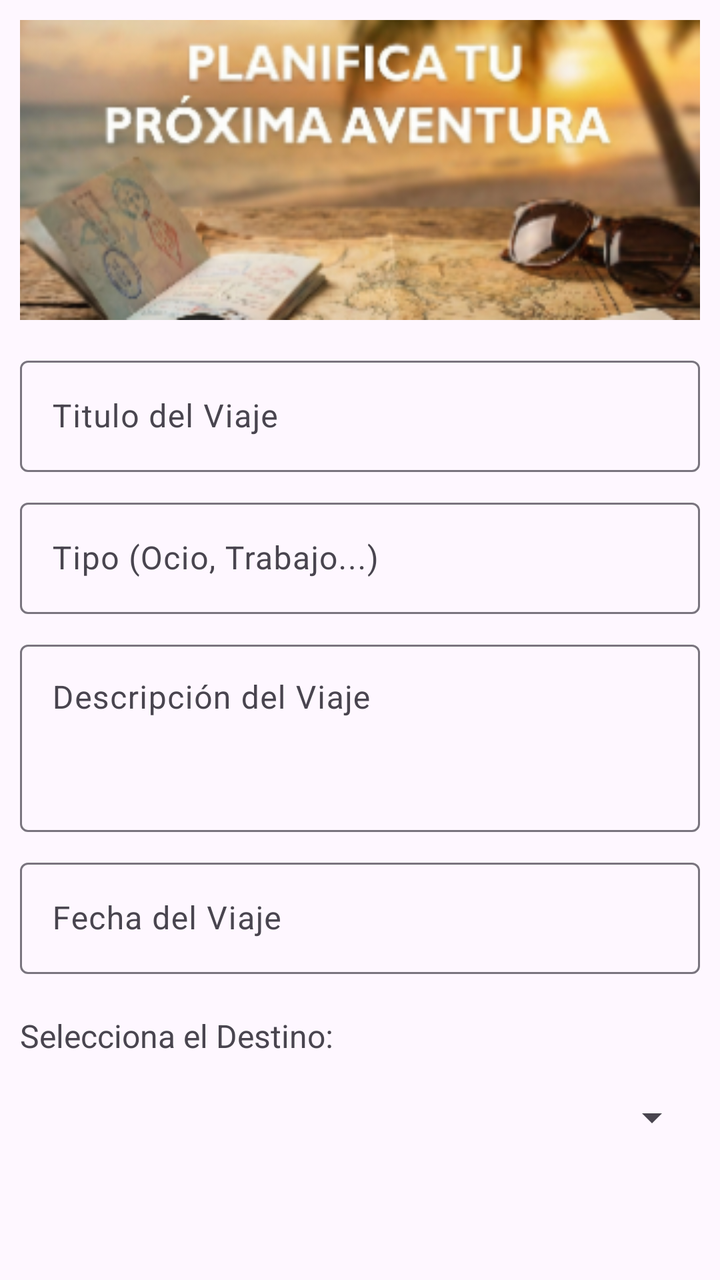
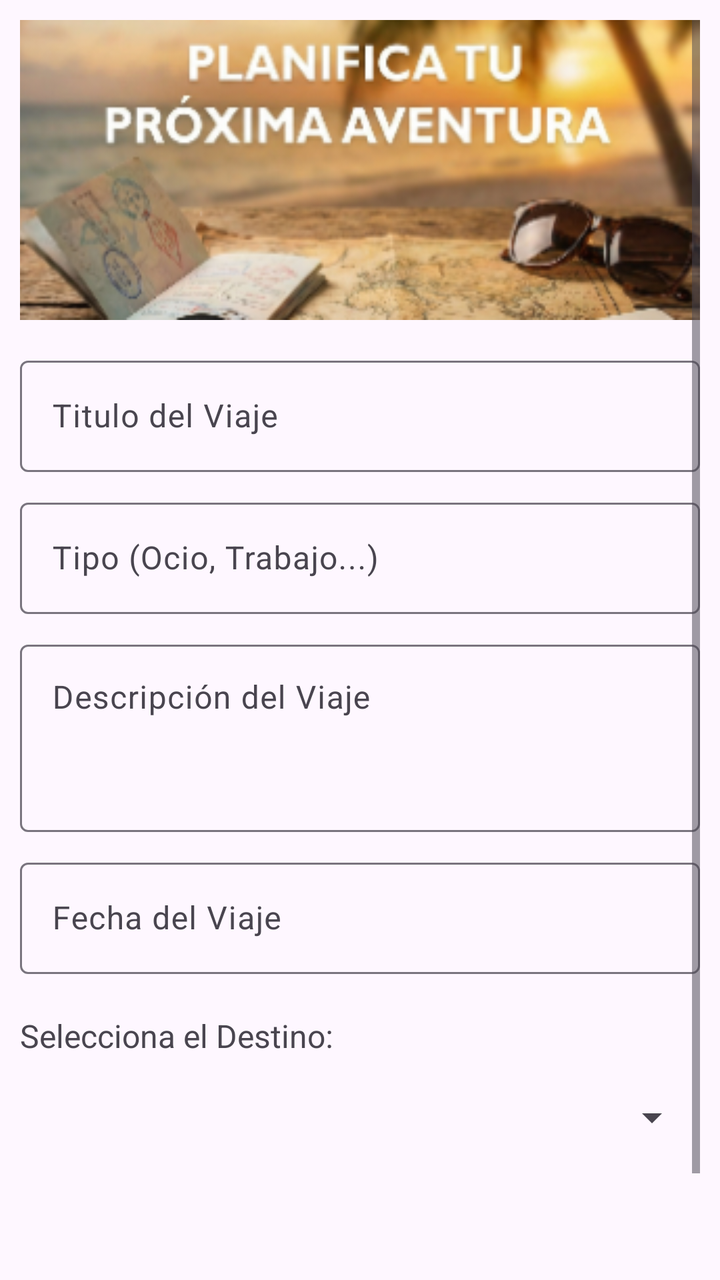

Compare the two renders of this Android layout. The source of the first and the diff that turns it into the second are given below.
<!-- AndroidManifest.xml: application theme Theme.T9_a2_Dura_Marcos -->
<!-- res/layout/fragment_viaje_form.xml -->
<?xml version="1.0" encoding="utf-8"?>
<androidx.constraintlayout.widget.ConstraintLayout xmlns:android="http://schemas.android.com/apk/res/android"
    xmlns:tools="http://schemas.android.com/tools"
    android:layout_width="match_parent"
    android:layout_height="match_parent"
    xmlns:app="http://schemas.android.com/apk/res-auto"
    tools:context=".ui.viajes.ViajeFormFragment"
    android:padding="10dp">

    <ImageView
        android:id="@+id/ivMisProximoViaje"
        android:layout_width="match_parent"
        android:layout_height="150dp"
        app:layout_constraintStart_toStartOf="parent"
        app:layout_constraintTop_toTopOf="parent"
        app:layout_constraintEnd_toEndOf="parent"
        android:src="@drawable/img_proximosdestinos"
        android:scaleType="fitXY"
        android:contentDescription="@string/txtContentDescriptionIvMisViajes"
        />

    <com.google.android.material.textfield.TextInputLayout
        android:id="@+id/tiLayoutTituloViaje"
        android:layout_width="0dp"
        android:layout_height="wrap_content"
        app:layout_constraintStart_toStartOf="parent"
        app:layout_constraintTop_toBottomOf="@id/ivMisProximoViaje"
        app:layout_constraintEnd_toEndOf="parent"
        android:hint="@string/hintTituloViaje"
        android:layout_marginTop="15dp"
        app:endIconMode="clear_text"
        >

        <com.google.android.material.textfield.TextInputEditText
            android:id="@+id/tiTituloViaje"
            android:layout_width="match_parent"
            android:layout_height="wrap_content"
            android:inputType="text"
            />

    </com.google.android.material.textfield.TextInputLayout>

    <com.google.android.material.textfield.TextInputLayout
        android:id="@+id/tiLayoutTipoViaje"
        android:layout_width="0dp"
        android:layout_height="wrap_content"
        app:layout_constraintStart_toStartOf="parent"
        app:layout_constraintTop_toBottomOf="@id/tiLayoutTituloViaje"
        app:layout_constraintEnd_toEndOf="parent"
        android:hint="@string/hintTipoViaje"
        android:layout_marginTop="10dp"
        app:endIconMode="clear_text"
        >

        <com.google.android.material.textfield.TextInputEditText
            android:id="@+id/tiTipoViaje"
            android:layout_width="match_parent"
            android:layout_height="wrap_content"
            android:inputType="text"
            />

    </com.google.android.material.textfield.TextInputLayout>

    <com.google.android.material.textfield.TextInputLayout
        android:id="@+id/tiLayoutDescripcionViaje"
        android:layout_width="0dp"
        android:layout_height="wrap_content"
        app:layout_constraintStart_toStartOf="parent"
        app:layout_constraintTop_toBottomOf="@id/tiLayoutTipoViaje"
        app:layout_constraintEnd_toEndOf="parent"
        android:hint="@string/hintDescripcionViaje"
        android:layout_marginTop="10dp"
        app:endIconMode="clear_text"
        >

        <com.google.android.material.textfield.TextInputEditText
            android:id="@+id/tiDescripcionViaje"
            android:layout_width="match_parent"
            android:layout_height="match_parent"
            android:inputType="textMultiLine"
            android:minLines="3"
            android:maxLines="6"
            android:gravity="top|start"
            />

    </com.google.android.material.textfield.TextInputLayout>

    <com.google.android.material.textfield.TextInputLayout
        android:id="@+id/tiLayoutFechaViaje"
        android:layout_width="0dp"
        android:layout_height="wrap_content"
        app:layout_constraintStart_toStartOf="parent"
        app:layout_constraintTop_toBottomOf="@id/tiLayoutDescripcionViaje"
        app:layout_constraintEnd_toEndOf="parent"
        android:hint="@string/hintFechaViaje"
        android:layout_marginTop="10dp"
        app:endIconMode="clear_text"
        >

        <com.google.android.material.textfield.TextInputEditText
            android:id="@+id/tiFechaViaje"
            android:layout_width="match_parent"
            android:layout_height="match_parent"
            android:inputType="date"
            />

    </com.google.android.material.textfield.TextInputLayout>

    <TextView
        android:id="@+id/tvSeleccionDestino"
        android:layout_width="wrap_content"
        android:layout_height="wrap_content"
        app:layout_constraintStart_toStartOf="parent"
        app:layout_constraintTop_toBottomOf="@id/tiLayoutFechaViaje"
        android:text="@string/txtTvSeleccionDestino"
        android:layout_marginTop="20dp"
        android:textSize="16sp"
        />
    
    <Spinner
        android:id="@+id/spinnerDestinos"
        android:layout_width="match_parent"
        android:layout_height="40dp"
        app:layout_constraintStart_toStartOf="parent"
        app:layout_constraintTop_toBottomOf="@id/tvSeleccionDestino"
        app:layout_constraintEnd_toEndOf="parent"
        android:layout_marginTop="10dp"
        />
    
    <Button
        android:id="@+id/btnGuardarViaje"
        android:layout_width="match_parent"
        android:layout_height="wrap_content"
        app:layout_constraintStart_toStartOf="parent"
        app:layout_constraintTop_toBottomOf="@id/spinnerDestinos"
        app:layout_constraintEnd_toEndOf="parent"
        android:layout_marginTop="50dp"
        android:text="@string/txtBtnGuardarViaje"
        />

</androidx.constraintlayout.widget.ConstraintLayout>
<!-- resources referenced by this layout -->
<resources>
  <!-- drawable img_proximosdestinos: png bitmap (drawable, 80710 bytes) -->
  <string name="hintDescripcionViaje">Descripción del Viaje</string>
  <string name="hintFechaViaje">Fecha del Viaje</string>
  <string name="hintTipoViaje">Tipo (Ocio, Trabajo...)</string>
  <string name="hintTituloViaje">Titulo del Viaje</string>
  <string name="txtBtnGuardarViaje">Guardar Viaje</string>
  <string name="txtContentDescriptionIvMisViajes">Imagen de Mis Viajes</string>
  <string name="txtTvSeleccionDestino">Selecciona el Destino:</string>
  <style name="Theme.T9_a2_Dura_Marcos" parent="Base.Theme.T9_a2_Dura_Marcos" />
  <style name="Base.Theme.T9_a2_Dura_Marcos" parent="Theme.Material3.DayNight.NoActionBar">
          
          
      </style>
</resources>

<!-- the commit's change to res/layout/fragment_viaje_form.xml (unified diff, before → after) -->
@@ -7,135 +7,148 @@
     tools:context=".ui.viajes.ViajeFormFragment"
     android:padding="10dp">
 
-    <ImageView
-        android:id="@+id/ivMisProximoViaje"
+    <ScrollView
         android:layout_width="match_parent"
-        android:layout_height="150dp"
-        app:layout_constraintStart_toStartOf="parent"
-        app:layout_constraintTop_toTopOf="parent"
-        app:layout_constraintEnd_toEndOf="parent"
-        android:src="@drawable/img_proximosdestinos"
-        android:scaleType="fitXY"
-        android:contentDescription="@string/txtContentDescriptionIvMisViajes"
-        />
+        android:layout_height="match_parent">
 
-    <com.google.android.material.textfield.TextInputLayout
-        android:id="@+id/tiLayoutTituloViaje"
-        android:layout_width="0dp"
-        android:layout_height="wrap_content"
-        app:layout_constraintStart_toStartOf="parent"
-        app:layout_constraintTop_toBottomOf="@id/ivMisProximoViaje"
-        app:layout_constraintEnd_toEndOf="parent"
-        android:hint="@string/hintTituloViaje"
-        android:layout_marginTop="15dp"
-        app:endIconMode="clear_text"
-        >
-
-        <com.google.android.material.textfield.TextInputEditText
-            android:id="@+id/tiTituloViaje"
+        <androidx.constraintlayout.widget.ConstraintLayout
             android:layout_width="match_parent"
             android:layout_height="wrap_content"
-            android:inputType="text"
-            />
+            >
 
-    </com.google.android.material.textfield.TextInputLayout>
+            <ImageView
+                android:id="@+id/ivMisProximoViaje"
+                android:layout_width="match_parent"
+                android:layout_height="150dp"
+                app:layout_constraintStart_toStartOf="parent"
+                app:layout_constraintTop_toTopOf="parent"
+                app:layout_constraintEnd_toEndOf="parent"
+                android:src="@drawable/img_proximosdestinos"
+                android:scaleType="fitXY"
+                android:contentDescription="@string/txtContentDescriptionIvMisViajes"
+                />
 
-    <com.google.android.material.textfield.TextInputLayout
-        android:id="@+id/tiLayoutTipoViaje"
-        android:layout_width="0dp"
-        android:layout_height="wrap_content"
-        app:layout_constraintStart_toStartOf="parent"
-        app:layout_constraintTop_toBottomOf="@id/tiLayoutTituloViaje"
-        app:layout_constraintEnd_toEndOf="parent"
-        android:hint="@string/hintTipoViaje"
-        android:layout_marginTop="10dp"
-        app:endIconMode="clear_text"
-        >
+            <com.google.android.material.textfield.TextInputLayout
+                android:id="@+id/tiLayoutTituloViaje"
+                android:layout_width="0dp"
+                android:layout_height="wrap_content"
+                app:layout_constraintStart_toStartOf="parent"
+                app:layout_constraintTop_toBottomOf="@id/ivMisProximoViaje"
+                app:layout_constraintEnd_toEndOf="parent"
+                android:hint="@string/hintTituloViaje"
+                android:layout_marginTop="15dp"
+                app:endIconMode="clear_text"
+                >
 
-        <com.google.android.material.textfield.TextInputEditText
-            android:id="@+id/tiTipoViaje"
-            android:layout_width="match_parent"
-            android:layout_height="wrap_content"
-            android:inputType="text"
-            />
+                <com.google.android.material.textfield.TextInputEditText
+                    android:id="@+id/tiTituloViaje"
+                    android:layout_width="match_parent"
+                    android:layout_height="wrap_content"
+                    android:inputType="text"
+                    />
 
-    </com.google.android.material.textfield.TextInputLayout>
+            </com.google.android.material.textfield.TextInputLayout>
 
-    <com.google.android.material.textfield.TextInputLayout
-        android:id="@+id/tiLayoutDescripcionViaje"
-        android:layout_width="0dp"
-        android:layout_height="wrap_content"
-        app:layout_constraintStart_toStartOf="parent"
-        app:layout_constraintTop_toBottomOf="@id/tiLayoutTipoViaje"
-        app:layout_constraintEnd_toEndOf="parent"
-        android:hint="@string/hintDescripcionViaje"
-        android:layout_marginTop="10dp"
-        app:endIconMode="clear_text"
-        >
+            <com.google.android.material.textfield.TextInputLayout
+                android:id="@+id/tiLayoutTipoViaje"
+                android:layout_width="0dp"
+                android:layout_height="wrap_content"
+                app:layout_constraintStart_toStartOf="parent"
+                app:layout_constraintTop_toBottomOf="@id/tiLayoutTituloViaje"
+                app:layout_constraintEnd_toEndOf="parent"
+                android:hint="@string/hintTipoViaje"
+                android:layout_marginTop="10dp"
+                app:endIconMode="clear_text"
+                >
 
-        <com.google.android.material.textfield.TextInputEditText
-            android:id="@+id/tiDescripcionViaje"
-            android:layout_width="match_parent"
-            android:layout_height="match_parent"
-            android:inputType="textMultiLine"
-            android:minLines="3"
-            android:maxLines="6"
-            android:gravity="top|start"
-            />
+                <com.google.android.material.textfield.TextInputEditText
+                    android:id="@+id/tiTipoViaje"
+                    android:layout_width="match_parent"
+                    android:layout_height="wrap_content"
+                    android:inputType="text"
+                    />
 
-    </com.google.android.material.textfield.TextInputLayout>
+            </com.google.android.material.textfield.TextInputLayout>
 
-    <com.google.android.material.textfield.TextInputLayout
-        android:id="@+id/tiLayoutFechaViaje"
-        android:layout_width="0dp"
-        android:layout_height="wrap_content"
-        app:layout_constraintStart_toStartOf="parent"
-        app:layout_constraintTop_toBottomOf="@id/tiLayoutDescripcionViaje"
-        app:layout_constraintEnd_toEndOf="parent"
-        android:hint="@string/hintFechaViaje"
-        android:layout_marginTop="10dp"
-        app:endIconMode="clear_text"
-        >
+            <com.google.android.material.textfield.TextInputLayout
+                android:id="@+id/tiLayoutDescripcionViaje"
+                android:layout_width="0dp"
+                android:layout_height="wrap_content"
+                app:layout_constraintStart_toStartOf="parent"
+                app:layout_constraintTop_toBottomOf="@id/tiLayoutTipoViaje"
+                app:layout_constraintEnd_toEndOf="parent"
+                android:hint="@string/hintDescripcionViaje"
+                android:layout_marginTop="10dp"
+                app:endIconMode="clear_text"
+                >
 
-        <com.google.android.material.textfield.TextInputEditText
-            android:id="@+id/tiFechaViaje"
-            android:layout_width="match_parent"
-            android:layout_height="match_parent"
-            android:inputType="date"
-            />
+                <com.google.android.material.textfield.TextInputEditText
+                    android:id="@+id/tiDescripcionViaje"
+                    android:layout_width="match_parent"
+                    android:layout_height="match_parent"
+                    android:inputType="textMultiLine"
+                    android:minLines="3"
+                    android:maxLines="6"
+                    android:gravity="top|start"
+                    />
 
-    </com.google.android.material.textfield.TextInputLayout>
+            </com.google.android.material.textfield.TextInputLayout>
 
-    <TextView
-        android:id="@+id/tvSeleccionDestino"
-        android:layout_width="wrap_content"
-        android:layout_height="wrap_content"
-        app:layout_constraintStart_toStartOf="parent"
-        app:layout_constraintTop_toBottomOf="@id/tiLayoutFechaViaje"
-        android:text="@string/txtTvSeleccionDestino"
-        android:layout_marginTop="20dp"
-        android:textSize="16sp"
-        />
-    
-    <Spinner
-        android:id="@+id/spinnerDestinos"
-        android:layout_width="match_parent"
-        android:layout_height="40dp"
-        app:layout_constraintStart_toStartOf="parent"
-        app:layout_constraintTop_toBottomOf="@id/tvSeleccionDestino"
-        app:layout_constraintEnd_toEndOf="parent"
-        android:layout_marginTop="10dp"
-        />
-    
-    <Button
-        android:id="@+id/btnGuardarViaje"
-        android:layout_width="match_parent"
-        android:layout_height="wrap_content"
-        app:layout_constraintStart_toStartOf="parent"
-        app:layout_constraintTop_toBottomOf="@id/spinnerDestinos"
-        app:layout_constraintEnd_toEndOf="parent"
-        android:layout_marginTop="50dp"
-        android:text="@string/txtBtnGuardarViaje"
-        />
+            <com.google.android.material.textfield.TextInputLayout
+                android:id="@+id/tiLayoutFechaViaje"
+                android:layout_width="0dp"
+                android:layout_height="wrap_content"
+                app:layout_constraintStart_toStartOf="parent"
+                app:layout_constraintTop_toBottomOf="@id/tiLayoutDescripcionViaje"
+                app:layout_constraintEnd_toEndOf="parent"
+                android:hint="@string/hintFechaViaje"
+                android:layout_marginTop="10dp"
+                app:endIconMode="clear_text"
+                >
+
+                <com.google.android.material.textfield.TextInputEditText
+                    android:id="@+id/tiFechaViaje"
+                    android:layout_width="match_parent"
+                    android:layout_height="match_parent"
+                    android:inputType="date"
+                    />
+
+            </com.google.android.material.textfield.TextInputLayout>
+
+            <TextView
+                android:id="@+id/tvSeleccionDestino"
+                android:layout_width="wrap_content"
+                android:layout_height="wrap_content"
+                app:layout_constraintStart_toStartOf="parent"
+                app:layout_constraintTop_toBottomOf="@id/tiLayoutFechaViaje"
+                android:text="@string/txtTvSeleccionDestino"
+                android:layout_marginTop="20dp"
+                android:textSize="16sp"
+                />
+
+            <Spinner
+                android:id="@+id/spinnerDestinos"
+                android:layout_width="match_parent"
+                android:layout_height="40dp"
+                app:layout_constraintStart_toStartOf="parent"
+                app:layout_constraintTop_toBottomOf="@id/tvSeleccionDestino"
+                app:layout_constraintEnd_toEndOf="parent"
+                android:layout_marginTop="10dp"
+                />
+
+            <Button
+                android:id="@+id/btnGuardarViaje"
+                android:layout_width="match_parent"
+                android:layout_height="wrap_content"
+                app:layout_constraintStart_toStartOf="parent"
+                app:layout_constraintTop_toBottomOf="@id/spinnerDestinos"
+                app:layout_constraintEnd_toEndOf="parent"
+                android:layout_marginTop="50dp"
+                android:text="@string/txtBtnGuardarViaje"
+                />
+
+        </androidx.constraintlayout.widget.ConstraintLayout>
+
+    </ScrollView>
 
 </androidx.constraintlayout.widget.ConstraintLayout>
